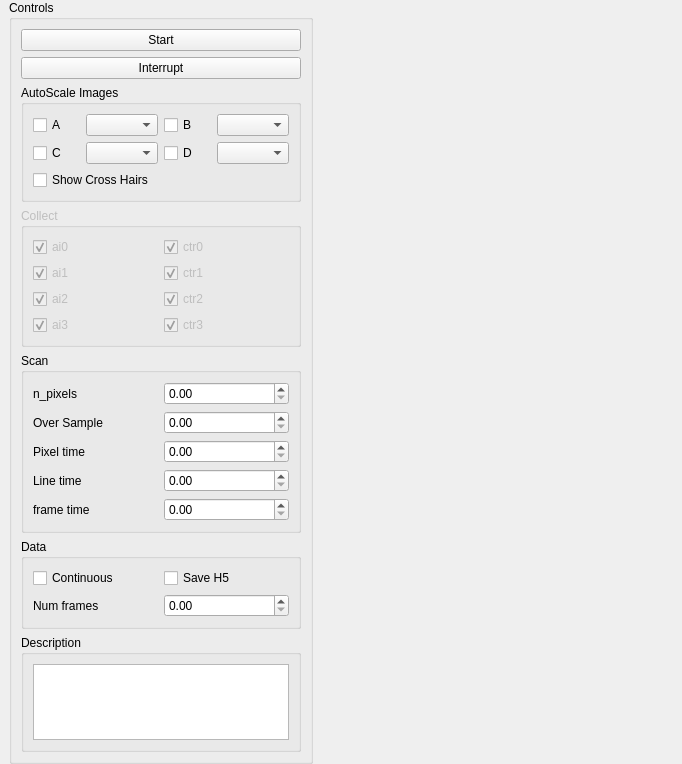
Before: the Qt Designer form supra_cl/cl_quad_measure.ui in PromuInstrument/stackbot, drawn with Qt 5.
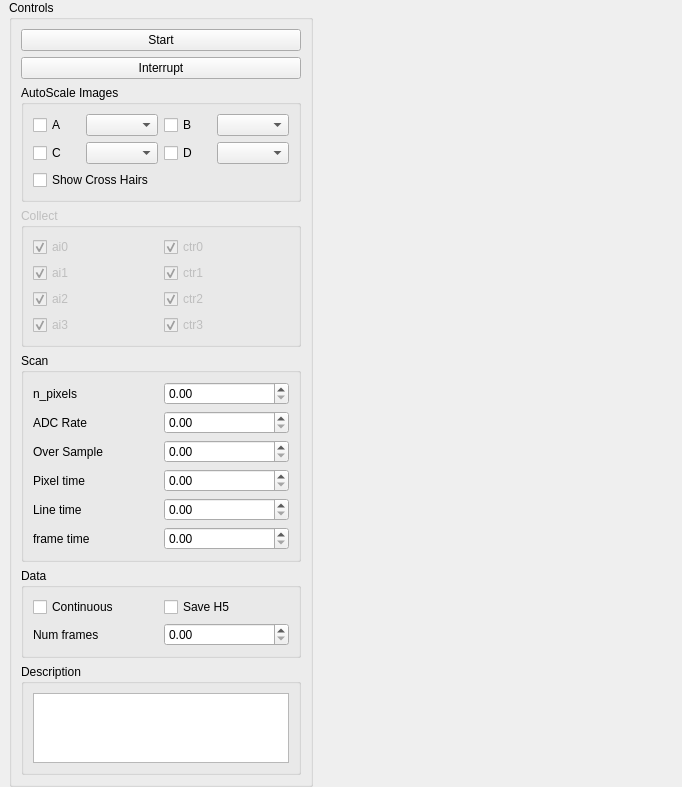
After: the same form once the commit is applied.

Commit message: SupraCL: move adc_rate into sync_raster_scan, update interfaces

```diff
--- a/supra_cl/cl_quad_measure.ui
+++ b/supra_cl/cl_quad_measure.ui
@@ -154,46 +154,16 @@
          <string>Scan</string>
         </property>
         <layout class="QGridLayout" name="gridLayout_5">
-         <item row="3" column="1">
+         <item row="4" column="1">
           <widget class="QDoubleSpinBox" name="line_time_doubleSpinBox"/>
          </item>
-         <item row="2" column="1">
-          <widget class="QDoubleSpinBox" name="pixel_time_doubleSpinBox"/>
-         </item>
-         <item row="1" column="1">
-          <widget class="QDoubleSpinBox" name="adc_oversample_doubleSpinBox"/>
-         </item>
-         <item row="4" column="0">
-          <widget class="QLabel" name="label_4">
-           <property name="text">
-            <string>frame time</string>
-           </property>
-          </widget>
-         </item>
          <item row="2" column="0">
-          <widget class="QLabel" name="label_3">
-           <property name="text">
-            <string>Pixel time</string>
-           </property>
-          </widget>
-         </item>
-         <item row="1" column="0">
           <widget class="QLabel" name="label">
            <property name="text">
             <string>Over Sample</string>
            </property>
           </widget>
          </item>
-         <item row="3" column="0">
-          <widget class="QLabel" name="label_2">
-           <property name="text">
-            <string>Line time</string>
-           </property>
-          </widget>
-         </item>
-         <item row="4" column="1">
-          <widget class="QDoubleSpinBox" name="frame_time_doubleSpinBox"/>
-         </item>
          <item row="0" column="1">
           <widget class="QDoubleSpinBox" name="n_pixels_doubleSpinBox"/>
          </item>
@@ -204,6 +174,46 @@
            </property>
           </widget>
          </item>
+         <item row="5" column="0">
+          <widget class="QLabel" name="label_4">
+           <property name="text">
+            <string>frame time</string>
+           </property>
+          </widget>
+         </item>
+         <item row="2" column="1">
+          <widget class="QDoubleSpinBox" name="adc_oversample_doubleSpinBox"/>
+         </item>
+         <item row="5" column="1">
+          <widget class="QDoubleSpinBox" name="frame_time_doubleSpinBox"/>
+         </item>
+         <item row="3" column="1">
+          <widget class="QDoubleSpinBox" name="pixel_time_doubleSpinBox"/>
+         </item>
+         <item row="3" column="0">
+          <widget class="QLabel" name="label_3">
+           <property name="text">
+            <string>Pixel time</string>
+           </property>
+          </widget>
+         </item>
+         <item row="4" column="0">
+          <widget class="QLabel" name="label_2">
+           <property name="text">
+            <string>Line time</string>
+           </property>
+          </widget>
+         </item>
+         <item row="1" column="0">
+          <widget class="QLabel" name="label_7">
+           <property name="text">
+            <string>ADC Rate</string>
+           </property>
+          </widget>
+         </item>
+         <item row="1" column="1">
+          <widget class="QDoubleSpinBox" name="adc_rate_doubleSpinBox"/>
+         </item>
         </layout>
        </widget>
       </item>
```
The commit also changes 4 other files.
